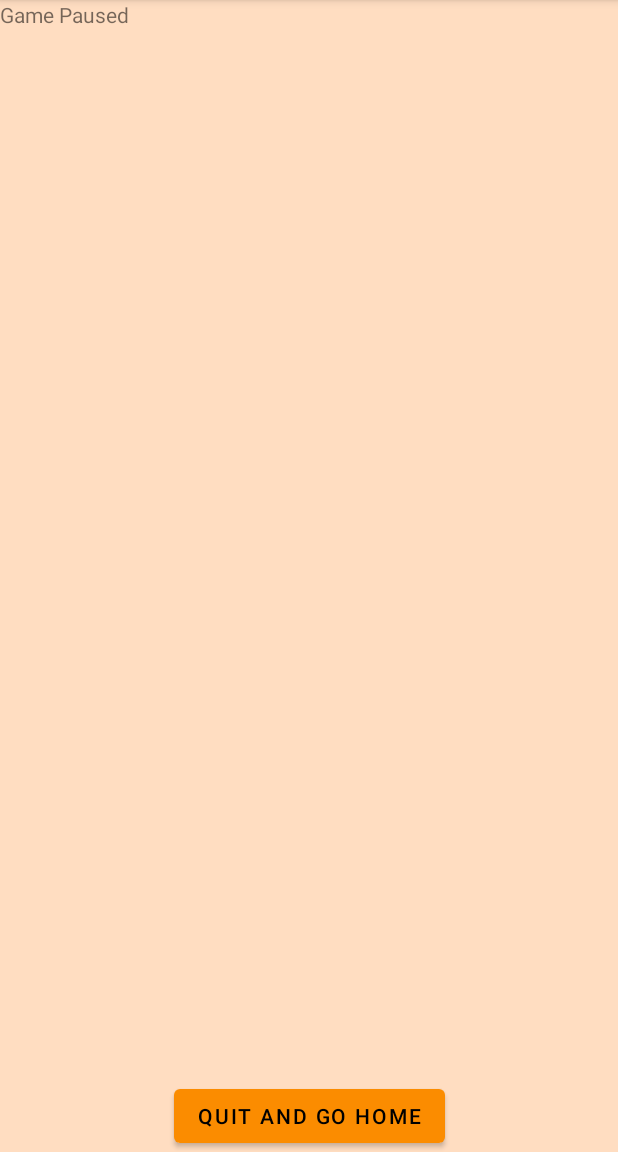
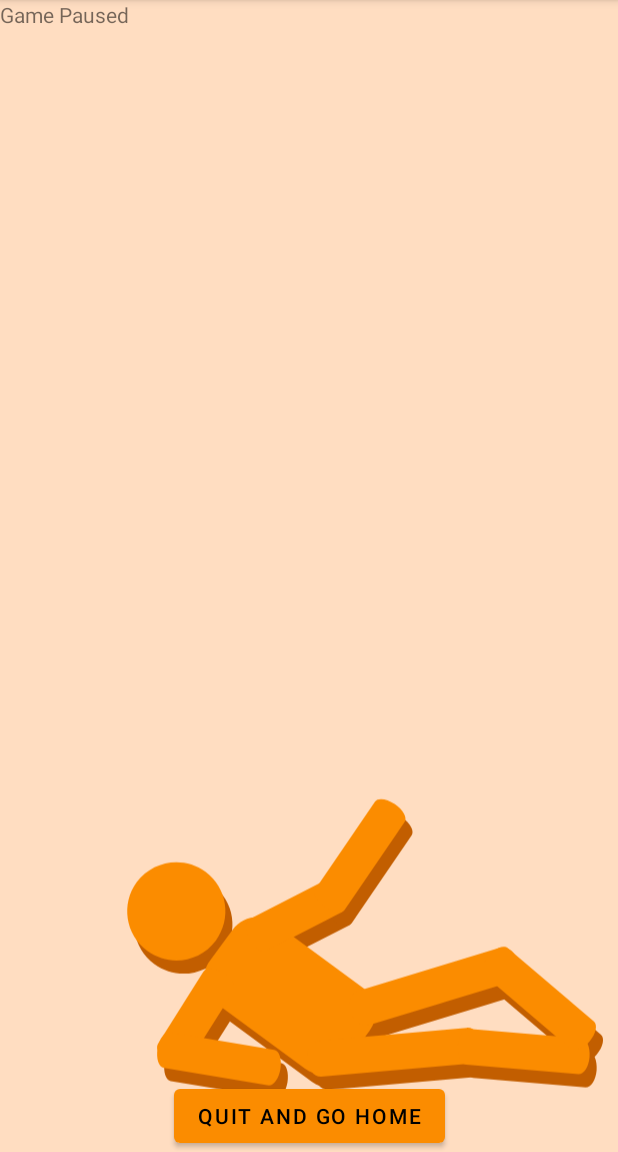
Before and after one commit to khalp/pose-matching, an Android app built with Jetpack Compose: the fragment PauseFragment shown on its own in the app's theme, on a phone screen of 412 x 824 dp, the part 84-1236 px from its top. Run offline under Robolectric (Android 15) with nearby library versions, the light colour scheme and no system bars; libraries missing offline, so code that uses them is left out: androidx.camera.core, androidx.camera.lifecycle, androidx.camera.view, com.google.mlkit.vision; 1 statement that could not run was skipped.

Commit message:
Handle different pause cases

```diff
--- a/app/src/main/java/com/microsoft/device/display/samples/posematching/fragments/GameLauncherFragment.kt
+++ b/app/src/main/java/com/microsoft/device/display/samples/posematching/fragments/GameLauncherFragment.kt
@@ -52,12 +52,6 @@ class GameLauncherFragment : Fragment() {
     }
 
     private fun initializeObservers() {
-        gameViewModel.isDualScreen.observe(viewLifecycleOwner, { isDualScreen ->
-            if (isDualScreen && gameViewModel.gameState.value == Defines.GameState.STOPPED) {
-                gameViewModel.pauseGame()
-            }
-        })
-
         referenceViewModel.imageUri.observe(viewLifecycleOwner, { uri ->
             if (uri != null) {
                 welcomeText.setText(R.string.reference_welcome_string2)
--- a/app/src/main/java/com/microsoft/device/display/samples/posematching/fragments/ReferenceFragment.kt
+++ b/app/src/main/java/com/microsoft/device/display/samples/posematching/fragments/ReferenceFragment.kt
@@ -70,12 +70,18 @@ class ReferenceFragment : Fragment() {
             }
         })
 
-        // Game can only supports dual screen mode, pause game if it is switched to single screen
+        // Game can only supports dual screen mode, pause game or quit if it is switched to single screen
         gameViewModel.isDualScreen.observe(viewLifecycleOwner, { isDualScreen ->
             if (!isDualScreen) {
-                gameViewModel.pauseGame()
-                view.findNavController()
-                    .navigate(ReferenceFragmentDirections.actionReferenceFragmentToPauseFragment())
+                if (referenceViewModel.isUriListEmpty) {
+                    gameViewModel.finishGame()
+                    view.findNavController()
+                        .navigate(ReferenceFragmentDirections.actionReferenceFragmentToWelcomeFragment1())
+                } else {
+                    gameViewModel.pauseGame()
+                    view.findNavController()
+                        .navigate(ReferenceFragmentDirections.actionReferenceFragmentToPauseFragment())
+                }
             }
         })
     }
--- a/app/src/main/java/com/microsoft/device/display/samples/posematching/fragments/WelcomeFragment1.kt
+++ b/app/src/main/java/com/microsoft/device/display/samples/posematching/fragments/WelcomeFragment1.kt
@@ -14,7 +14,7 @@ import com.microsoft.device.display.samples.posematching.viewmodels.GameViewMode
 
 class WelcomeFragment1 : Fragment() {
 
-    private val viewModel: GameViewModel by activityViewModels()
+    private val gameViewModel: GameViewModel by activityViewModels()
 
     private lateinit var welcomeText: TextView
 
@@ -33,16 +33,19 @@ class WelcomeFragment1 : Fragment() {
     }
 
     private fun initializeObservers(view: View) {
-        viewModel.gameState.observe(viewLifecycleOwner, { gameState ->
+        gameViewModel.gameState.observe(viewLifecycleOwner, { gameState ->
             if (gameState != Defines.GameState.STOPPED) {
                 // transition to next screen
                 view.findNavController().navigate(WelcomeFragment1Directions.actionWelcomeFragment1ToReferenceFragment())
             }
         })
 
-        viewModel.isDualScreen.observe(viewLifecycleOwner, { isDualScreen ->
+        gameViewModel.isDualScreen.observe(viewLifecycleOwner, { isDualScreen ->
             if (isDualScreen) {
                 welcomeText.setText(R.string.spanned_welcome_string1)
+                if (gameViewModel.gameState.value == Defines.GameState.STOPPED) {
+                    gameViewModel.pauseGame()
+                }
             } else {
                 welcomeText.setText(R.string.welcome_string1)
             }
--- a/app/src/main/java/com/microsoft/device/display/samples/posematching/viewmodels/ReferenceViewModel.kt
+++ b/app/src/main/java/com/microsoft/device/display/samples/posematching/viewmodels/ReferenceViewModel.kt
@@ -10,6 +10,9 @@ class ReferenceViewModel : ViewModel() {
     private val _imageUri = MutableLiveData<Uri?>()
     val imageUri: LiveData<Uri?>
         get() = _imageUri
+
+    val isUriListEmpty: Boolean
+        get() = _imageUris.isEmpty()
 
     // update the visible imageUri with the top of the uri list
     fun peekImageUri() {
--- a/app/src/main/res/drawable/ic_carry.xml
+++ b/app/src/main/res/drawable/ic_carry.xml
@@ -1,8 +1,8 @@
 <vector xmlns:android="http://schemas.android.com/apk/res/android"
-    android:width="512dp"
-    android:height="660dp"
-    android:viewportWidth="512"
-    android:viewportHeight="660">
+    android:width="506dp"
+    android:height="563dp"
+    android:viewportWidth="506"
+    android:viewportHeight="563">
   <path
       android:pathData="M344,110C344,170.751 291.841,220 227.5,220C163.159,220 111,170.751 111,110C111,49.249 163.159,0 227.5,0C291.841,0 344,49.249 344,110Z"
       android:fillColor="#C25E00"/>
--- a/app/src/main/res/drawable/ic_point.xml
+++ b/app/src/main/res/drawable/ic_point.xml
@@ -1,8 +1,8 @@
 <vector xmlns:android="http://schemas.android.com/apk/res/android"
-    android:width="512dp"
-    android:height="512dp"
-    android:viewportWidth="512"
-    android:viewportHeight="512">
+    android:width="473dp"
+    android:height="461dp"
+    android:viewportWidth="473"
+    android:viewportHeight="461">
   <path
       android:pathData="M224,79m-41,0a41,41 0,1 1,82 0a41,41 0,1 1,-82 0"
       android:fillColor="#C25E00"/>
--- /dev/null
+++ b/app/src/main/res/drawable/ic_sit.xml
@@ -0,0 +1,84 @@
+<vector xmlns:android="http://schemas.android.com/apk/res/android"
+    android:width="516dp"
+    android:height="313dp"
+    android:viewportWidth="516"
+    android:viewportHeight="313">
+  <path
+      android:pathData="M177.461,129.75C195.69,143.183 199.578,168.85 186.145,187.079C172.712,205.308 147.045,209.196 128.816,195.763C110.587,182.33 106.699,156.663 120.132,138.434C133.565,120.205 159.232,116.317 177.461,129.75Z"
+      android:fillColor="#C25E00"/>
+  <path
+      android:pathData="M295.57,288.067C287.177,299.457 271.487,302.142 260.527,294.065L185.905,239.075C174.944,230.998 172.863,215.217 181.256,203.828L200.1,178.255C208.493,166.866 224.183,164.181 235.143,172.258L309.765,227.247C320.726,235.324 322.807,251.105 314.414,262.495L295.57,288.067Z"
+      android:fillColor="#C25E00"
+      android:fillType="evenOdd"/>
+  <path
+      android:pathData="M192.633,214.367C199.641,218.785 203.345,225.501 200.907,229.369L163.149,289.261C160.711,293.128 153.053,292.682 146.045,288.264V288.264C139.038,283.846 135.333,277.129 137.771,273.262L175.529,213.37C177.967,209.502 185.625,209.949 192.633,214.367V214.367Z"
+      android:fillColor="#C25E00"
+      android:fillType="evenOdd"/>
+  <path
+      android:pathData="M407.712,273.888C408.438,282.141 404.237,289.252 398.33,289.772L274.285,300.687C268.378,301.207 263,294.939 262.274,286.686V286.686C261.547,278.434 265.748,271.323 271.656,270.803L395.7,259.887C401.608,259.367 406.985,265.636 407.712,273.888V273.888Z"
+      android:fillColor="#C25E00"
+      android:fillType="evenOdd"/>
+  <path
+      android:pathData="M498.145,284.41C497.438,292.664 493.243,299.045 488.776,298.662L394.982,290.629C390.515,290.246 387.467,283.245 388.174,274.991V274.991C388.881,266.737 393.075,260.356 397.542,260.738L491.336,268.772C495.804,269.154 498.852,276.156 498.145,284.41V284.41Z"
+      android:fillColor="#C25E00"
+      android:fillType="evenOdd"/>
+  <path
+      android:pathData="M438.314,204.265C440.724,212.19 438.078,220.014 432.404,221.74L313.268,257.971C307.594,259.697 301.041,254.67 298.63,246.744V246.744C296.22,238.819 298.866,230.995 304.539,229.269L423.676,193.038C429.35,191.312 435.903,196.339 438.314,204.265V204.265Z"
+      android:fillColor="#C25E00"
+      android:fillType="evenOdd"/>
+  <path
+      android:pathData="M498.176,271.243C492.809,277.553 485.689,280.314 482.274,277.409L410.567,216.417C407.152,213.512 408.734,206.042 414.102,199.731C419.469,193.421 426.589,190.66 430.004,193.565L501.711,254.557C505.126,257.462 503.543,264.932 498.176,271.243Z"
+      android:fillColor="#C25E00"
+      android:fillType="evenOdd"/>
+  <path
+      android:pathData="M137.475,277.267C138.835,269.095 143.314,263.032 147.48,263.725L234.948,278.283C239.113,278.976 241.388,286.163 240.028,294.335V294.335C238.668,302.507 234.188,308.569 230.022,307.876L142.555,293.318C138.389,292.625 136.115,285.438 137.475,277.267V277.267Z"
+      android:fillColor="#C25E00"
+      android:fillType="evenOdd"/>
+  <path
+      android:pathData="M291.743,146.423C295.52,153.796 295.282,161.463 291.213,163.547L228.196,195.821C224.127,197.905 217.767,193.617 213.991,186.243V186.243C210.214,178.87 210.452,171.203 214.521,169.119L277.538,136.845C281.607,134.761 287.967,139.049 291.743,146.423V146.423Z"
+      android:fillColor="#C25E00"
+      android:fillType="evenOdd"/>
+  <path
+      android:pathData="M277.042,159.377C270.202,154.703 266.588,148.088 268.971,144.601L318.996,71.389C321.379,67.902 328.855,68.865 335.695,73.538C342.535,78.212 346.148,84.828 343.766,88.314L293.741,161.526C291.358,165.013 283.882,164.051 277.042,159.377Z"
+      android:fillColor="#C25E00"
+      android:fillType="evenOdd"/>
+  <path
+      android:pathData="M171.567,118.705C189.796,132.138 193.684,157.805 180.251,176.034C166.818,194.263 141.151,198.15 122.922,184.717C104.693,171.284 100.806,145.617 114.239,127.389C127.672,109.16 153.339,105.272 171.567,118.705Z"
+      android:fillColor="#FB8C00"/>
+  <path
+      android:pathData="M289.676,277.022C281.283,288.411 265.594,291.096 254.633,283.019L180.011,228.03C169.051,219.953 166.969,204.172 175.362,192.782L194.207,167.21C202.6,155.82 218.289,153.135 229.25,161.212L303.872,216.202C314.832,224.279 316.914,240.06 308.521,251.449L289.676,277.022Z"
+      android:fillColor="#FB8C00"
+      android:fillType="evenOdd"/>
+  <path
+      android:pathData="M186.739,203.321C193.747,207.739 197.451,214.456 195.013,218.323L157.256,278.215C154.817,282.083 147.16,281.636 140.152,277.218V277.218C133.144,272.8 129.44,266.084 131.878,262.216L169.636,202.324C172.074,198.457 179.731,198.903 186.739,203.321V203.321Z"
+      android:fillColor="#FB8C00"
+      android:fillType="evenOdd"/>
+  <path
+      android:pathData="M401.818,262.843C402.544,271.095 398.344,278.206 392.436,278.726L268.392,289.642C262.484,290.162 257.106,283.893 256.38,275.641V275.641C255.654,267.389 259.854,260.277 265.762,259.758L389.806,248.842C395.714,248.322 401.092,254.59 401.818,262.843V262.843Z"
+      android:fillColor="#FB8C00"
+      android:fillType="evenOdd"/>
+  <path
+      android:pathData="M492.251,273.364C491.544,281.618 487.35,288 482.883,287.617L389.088,279.583C384.621,279.201 381.573,272.199 382.28,263.945V263.945C382.987,255.691 387.181,249.31 391.648,249.693L485.443,257.726C489.91,258.109 492.958,265.11 492.251,273.364V273.364Z"
+      android:fillColor="#FB8C00"
+      android:fillType="evenOdd"/>
+  <path
+      android:pathData="M432.42,193.219C434.831,201.145 432.185,208.969 426.511,210.695L307.375,246.926C301.701,248.651 295.147,243.625 292.737,235.699V235.699C290.326,227.773 292.972,219.949 298.646,218.224L417.782,181.992C423.456,180.267 430.01,185.293 432.42,193.219V193.219Z"
+      android:fillColor="#FB8C00"
+      android:fillType="evenOdd"/>
+  <path
+      android:pathData="M492.282,260.197C486.915,266.508 479.795,269.268 476.38,266.364L404.673,205.371C401.258,202.467 402.841,194.996 408.208,188.686C413.576,182.376 420.695,179.615 424.11,182.52L495.817,243.512C499.232,246.417 497.65,253.887 492.282,260.197Z"
+      android:fillColor="#FB8C00"
+      android:fillType="evenOdd"/>
+  <path
+      android:pathData="M131.581,266.221C132.941,258.049 137.421,251.987 141.586,252.68L229.054,267.237C233.22,267.931 235.494,275.117 234.134,283.289V283.289C232.774,291.461 228.295,297.524 224.129,296.83L136.661,282.273C132.496,281.58 130.221,274.393 131.581,266.221V266.221Z"
+      android:fillColor="#FB8C00"
+      android:fillType="evenOdd"/>
+  <path
+      android:pathData="M285.85,135.377C289.626,142.751 289.389,150.418 285.32,152.502L222.303,184.775C218.234,186.859 211.874,182.571 208.097,175.198V175.198C204.321,167.824 204.558,160.157 208.628,158.073L271.644,125.8C275.714,123.716 282.074,128.004 285.85,135.377V135.377Z"
+      android:fillColor="#FB8C00"
+      android:fillType="evenOdd"/>
+  <path
+      android:pathData="M271.148,148.332C264.308,143.658 260.695,137.042 263.077,133.556L313.103,60.344C315.485,56.857 322.961,57.819 329.801,62.493C336.641,67.167 340.255,73.782 337.872,77.269L287.847,150.481C285.465,153.968 277.988,153.005 271.148,148.332Z"
+      android:fillColor="#FB8C00"
+      android:fillType="evenOdd"/>
+</vector>
--- a/app/src/main/res/layout/fragment_game_launcher.xml
+++ b/app/src/main/res/layout/fragment_game_launcher.xml
@@ -21,7 +21,6 @@
         android:contentDescription="@string/ic_point_description"
         android:rotationY="180"
         app:layout_constraintStart_toStartOf="parent"
-        app:layout_constraintTop_toTopOf="parent"
         app:layout_constraintEnd_toEndOf="parent"
         app:layout_constraintBottom_toBottomOf="parent" />
 
--- a/app/src/main/res/layout/fragment_pause.xml
+++ b/app/src/main/res/layout/fragment_pause.xml
@@ -16,10 +16,20 @@
         android:id="@+id/quit_button"
         android:layout_width="wrap_content"
         android:layout_height="wrap_content"
-        android:text="@string/quit_and_go_home"
+        android:text="@string/restart"
         app:layout_constraintStart_toStartOf="parent"
         app:layout_constraintEnd_toEndOf="parent"
         app:layout_constraintBottom_toBottomOf="parent"/>
 
+    <ImageView
+        android:id="@+id/sit_icon"
+        android:layout_width="wrap_content"
+        android:layout_height="wrap_content"
+        android:src="@drawable/ic_sit"
+        android:contentDescription="@string/ic_sit_description"
+        app:layout_constraintStart_toStartOf="parent"
+        app:layout_constraintEnd_toEndOf="parent"
+        app:layout_constraintBottom_toBottomOf="parent" />
+
 
 </androidx.constraintlayout.widget.ConstraintLayout>
--- a/app/src/main/res/navigation/navigation.xml
+++ b/app/src/main/res/navigation/navigation.xml
@@ -22,6 +22,9 @@
         <action
             android:id="@+id/action_referenceFragment_to_pauseFragment"
             app:destination="@id/pauseFragment" />
+        <action
+            android:id="@+id/action_referenceFragment_to_welcomeFragment1"
+            app:destination="@id/welcomeFragment1" />
     </fragment>
     <fragment
         android:id="@+id/pauseFragment"
--- a/app/src/main/res/values/strings.xml
+++ b/app/src/main/res/values/strings.xml
@@ -26,8 +26,9 @@
     <string name="unable">unable to calculate</string>
     <string name="game_paused">Game Paused</string>
     <string name="launch_game">I\'m ready!</string>
-    <string name="quit_and_go_home">Quit and go home</string>
+    <string name="restart">Quit and go home</string>
     <string name="ic_span_description">Stick figure with outstretched arms</string>
     <string name="ic_point_description">Stick figure pointing to the side</string>
     <string name="ic_carry_description">Stick figure carrying a circle that reads Let\'s Play</string>
+    <string name="ic_sit_description">Stick figure sitting on the ground and pointing upwards</string>
 </resources>
```
